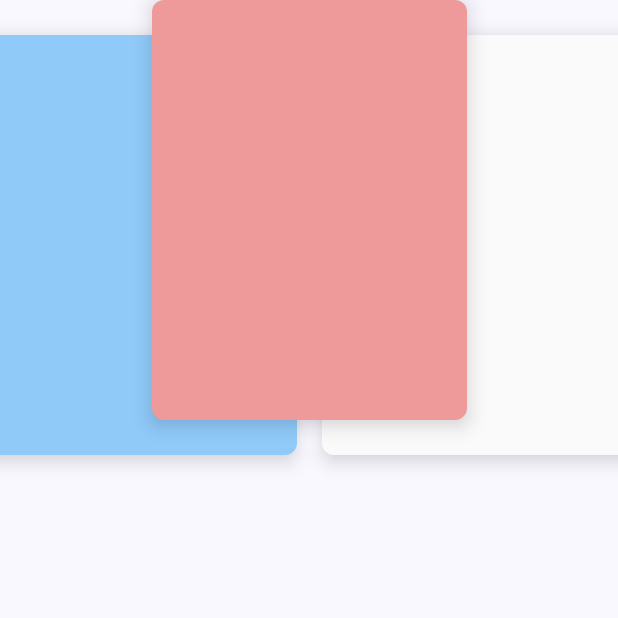
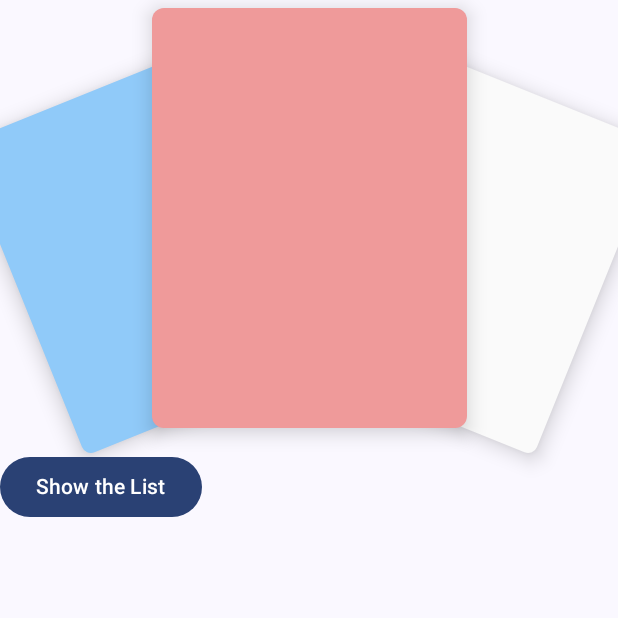
Before and after one commit to sparrow007/Jetpack-Compose-Arena, an Android app built with Jetpack Compose: the composable TripouselView shown on its own in the app's theme, on a phone screen of 412 x 824 dp, the top half of it. Run offline under Robolectric (Android 15) with nearby library versions, the phone set to English and light mode, and no system bars; Roboto replaces fonts that are not available here.

Commit message:
fix the key issue so that all the items of for loop is now recomposing, resulting updating the offset and graphic layer

```diff
--- a/app/src/main/java/com/example/composelearning/animation/carousel/TripouselView.kt
+++ b/app/src/main/java/com/example/composelearning/animation/carousel/TripouselView.kt
@@ -7,7 +7,10 @@ import androidx.compose.animation.core.Animatable
 import androidx.compose.animation.core.FloatSpringSpec
 import androidx.compose.animation.core.Spring
 import androidx.compose.animation.core.SpringSpec
+import androidx.compose.animation.core.animateFloatAsState
+import androidx.compose.animation.core.animateIntOffsetAsState
 import androidx.compose.animation.core.calculateTargetValue
+import androidx.compose.animation.core.tween
 import androidx.compose.animation.splineBasedDecay
 import androidx.compose.foundation.background
 import androidx.compose.foundation.clickable
@@ -30,15 +33,18 @@ import androidx.compose.foundation.layout.wrapContentHeight
 import androidx.compose.foundation.layout.wrapContentSize
 import androidx.compose.foundation.lazy.LazyRow
 import androidx.compose.foundation.shape.RoundedCornerShape
+import androidx.compose.material3.Button
 import androidx.compose.material3.Card
 import androidx.compose.material3.CardDefaults
 import androidx.compose.material3.MaterialTheme
 import androidx.compose.material3.Surface
 import androidx.compose.material3.Text
 import androidx.compose.runtime.Composable
+import androidx.compose.runtime.MutableState
 import androidx.compose.runtime.Stable
 import androidx.compose.runtime.getValue
 import androidx.compose.runtime.key
+import androidx.compose.runtime.mutableStateListOf
 import androidx.compose.runtime.mutableStateOf
 import androidx.compose.runtime.remember
 import androidx.compose.runtime.rememberCoroutineScope
@@ -77,12 +83,11 @@ import kotlin.math.sin
 
 @Composable
 fun TripouselView(
-    modifier: Modifier = Modifier,
+    modifier: Modifier = Modifier.offset { IntOffset.Zero },
 ) {
-
     val listOfCard = remember {
           mutableStateOf(
-            listOf(
+              listOf<ItemData>(
                   ItemData(
                       color = Color(0xff90caf9)
                   ),
@@ -95,33 +100,44 @@ fun TripouselView(
               )
           )
     }
-    var properties by remember {
-        mutableStateOf(Triple<Float, Float, Float>(0f, 0f, 0f))
+    var showList by remember {
+        mutableStateOf(true)
     }
 
     Box(modifier = modifier.fillMaxSize(), contentAlignment = Alignment.TopCenter) {
 
+        Column {
+            if (showList) {
+               Box(modifier = Modifier
+                   .fillMaxWidth()
+                   .wrapContentHeight()
+                   .padding(5.dp), contentAlignment = Alignment.Center) {
+
                    listOfCard.value.forEachIndexed { index, data ->
                       key(data.id) {
                           ItemView(
+                              data = data,
+                              modifier = Modifier
+                                  .swipeToDissmiss {
+                                      val itemData = ItemData(
                                           color = data.color,
-                    modifier = Modifier
-                        .offset {
-                            getItemOffset(index)
-                        }
-                        .graphicsLayer {
-//                            rotationZ = getItemProperties(listOfCard.value.indexOf(color)).second
-//                            scaleX = getItemProperties(listOfCard.value.indexOf(color)).first
-//                            scaleY = getItemProperties(listOfCard.value.indexOf(color)).first
-                        }
-                        .swipeToDissmiss {
-                            listOfCard.value = listOf(ItemData(color = data.color)) + (listOfCard.value - data)
-                            Log.e("TAG", "TripouselView: $listOfCard")
-                        }
+                                          id = data.id
+                                      )
+                                      listOfCard.value = listOf(itemData) + (listOfCard.value - data)
+                                  },
+                              index = index
                           )
                       }
 
                    }
+               }
+            }
+            Spacer(modifier = Modifier.height(10.dp))
+            Button(onClick = { showList = !showList }) {
+                Text("Show the List")
+            }
+        }
+
 
     }
 
@@ -137,6 +153,7 @@ private fun getItemProperties(index: Int): Triple<Float, Float, Float> {
         0 -> {
             Triple(0.8f, -22f, 1f)
         }
+
         1 -> {
             Triple(0.8f, 22f, 2f)
         }
@@ -162,12 +179,35 @@ private fun getItemOffset(index: Int): IntOffset {
 }
 
 @Composable
-private fun ItemView(modifier: Modifier, color: Color) {
+private fun ItemView(modifier: Modifier, data: ItemData, index: Int) {
+
+    val animationTiming = 300
+
+    val animateOffset = animateIntOffsetAsState(targetValue = getItemOffset(index),
+        label = "",
+        animationSpec = tween(animationTiming)
+    )
+    val animateRotation = animateFloatAsState(
+        targetValue = getItemProperties(index).second,
+        animationSpec = tween(animationTiming), label = ""
+    )
+    val animateScale = animateFloatAsState(targetValue = getItemProperties(index).first,
+        animationSpec = tween(animationTiming), label = ""
+    )
+
     Card (
-        modifier = modifier.size(width = 210.dp, height = 280.dp),
+        modifier = modifier
+            .offset {
+                animateOffset.value
+            }.graphicsLayer {
+                rotationZ = animateRotation.value
+                scaleX = animateScale.value
+                scaleY = animateScale.value
+            }
+            .size(width = 210.dp, height = 280.dp),
         shape = RoundedCornerShape(8.dp),
         colors = CardDefaults.cardColors(
-            containerColor = color
+            containerColor = data.color
         ),
         elevation = CardDefaults.elevatedCardElevation(
             defaultElevation = 8.dp
@@ -206,8 +246,9 @@ private fun Modifier.swipeToDissmiss(
                         } else {
                             offsetAnim.animateDecay(velocity, decay) {
                             }
+                            offsetAnim.snapTo(0f)
+                            onDismiss()
 
-                            onDismiss()
                         }
                     }
 
```
Lines whose indentation alone changed are shown as unchanged.
